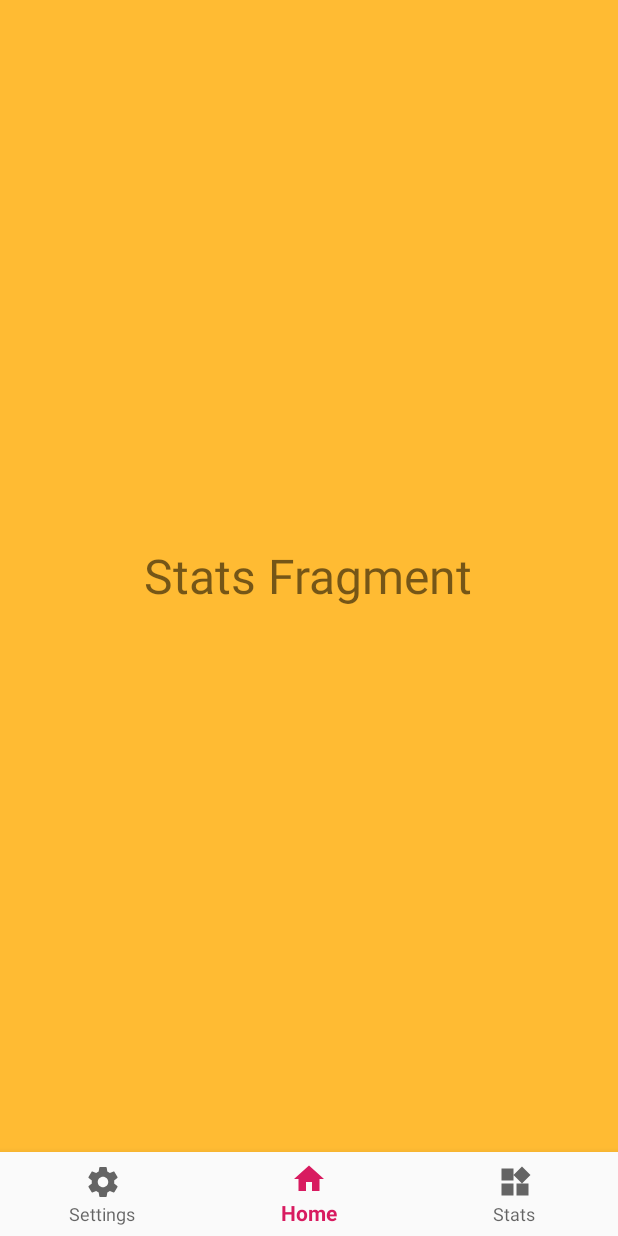
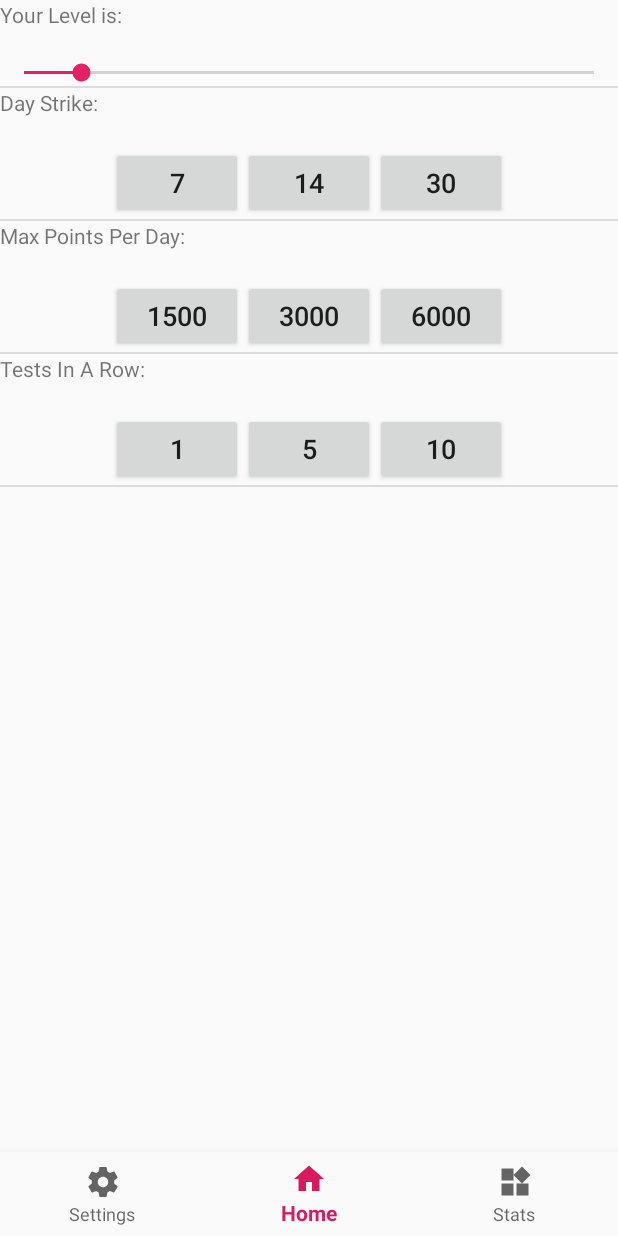
Before and after one commit to gfudim/math-is-fun, an Android app: the fragment StatsFragment placed in its activity, on a phone screen of 412 x 824 dp. Run offline under Robolectric (Android 15) with nearby library versions, the phone set to English and light mode, and no system bars; our stand-ins replace Firebase (no records; nobody signed in at launch, a user with empty details on screens opened directly); libraries missing offline, so code that uses them is left out: io.paperdb; 4 statements that could not run were skipped.

Commit message:
All recent fixes

```diff
--- a/app/src/main/java/com/example/guy/projectapp1/Exercise.java
+++ b/app/src/main/java/com/example/guy/projectapp1/Exercise.java
@@ -26,7 +26,7 @@ public class Exercise {
         String string2= String.valueOf(exercise2.mul1)+String.valueOf(exercise2.mul2)
                 +String.valueOf(exercise2.result());
         for(int i=0; i<string1.length();i++){
-            for(int j=i; j<string2.length();j++){
+            for(int j=0; j<string2.length();j++){
                 if(string1.charAt(i)==string2.charAt(j)){
                     count++;
                 }
--- a/app/src/main/java/com/example/guy/projectapp1/HomeFragment.java
+++ b/app/src/main/java/com/example/guy/projectapp1/HomeFragment.java
@@ -40,7 +40,6 @@ public class HomeFragment extends Fragment {
         startBtn.setOnClickListener(new View.OnClickListener() {
             @Override
             public void onClick(View view) {
-                user.session_type = TRAIN_MODE; // TODO - remove!
                 Intent in;
                 if(user.session_type == SEARCH_MODE){
                     Log.e(TAG,"Starting Search Activity");
--- a/app/src/main/java/com/example/guy/projectapp1/SearchPage.java
+++ b/app/src/main/java/com/example/guy/projectapp1/SearchPage.java
@@ -51,7 +51,7 @@ public class SearchPage extends Utils {
                          if (user.session_type == TRAIN_MODE){
                              searchDoneToast();
                              saveUser(user);
-                             startActivity(new Intent(SearchPage.this, MainActivity.class));
+                             //startActivity(new Intent(SearchPage.this, MainActivity.class));
                              finish();
                          }
                          else{
@@ -88,7 +88,7 @@ public class SearchPage extends Utils {
                 databaseUsers.child(id).setValue(user);
 
                 // summary of exercises -- TODO
-                startActivity(new Intent(SearchPage.this, MainActivity.class));
+                //startActivity(new Intent(SearchPage.this, MainActivity.class));
                 finish();
             }
         }.start();
@@ -114,7 +114,7 @@ public class SearchPage extends Utils {
     @Override
     public void onBackPressed() {
         saveUser(user);
-        startActivity(new Intent(SearchPage.this, MainActivity.class));
+        //startActivity(new Intent(SearchPage.this, MainActivity.class));
         finish();
     }
 }
--- a/app/src/main/java/com/example/guy/projectapp1/StatsFragment.java
+++ b/app/src/main/java/com/example/guy/projectapp1/StatsFragment.java
@@ -7,12 +7,36 @@ import android.support.v4.app.Fragment;
 import android.view.LayoutInflater;
 import android.view.View;
 import android.view.ViewGroup;
+import android.widget.SeekBar;
 
 public class StatsFragment extends Fragment {
 
     @Nullable
     @Override
     public View onCreateView(@NonNull LayoutInflater inflater, @Nullable ViewGroup container, @Nullable Bundle savedInstanceState) {
-        return inflater.inflate(R.layout.fragment_stats,container,false);
+        View view = inflater.inflate(R.layout.fragment_stats,container,false);
+        SeekBar levelBar = (SeekBar)view.findViewById(R.id.levelBar);
+        levelBar.setOnSeekBarChangeListener(new SeekBar.OnSeekBarChangeListener() {
+
+            int originalProgress;
+
+            @Override
+            public void onStopTrackingTouch(SeekBar seekBar) {
+            }
+
+            @Override
+            public void onStartTrackingTouch(SeekBar seekBar) {
+                originalProgress = seekBar.getProgress();
+            }
+
+            @Override
+            public void onProgressChanged(SeekBar seekBar, int arg1, boolean fromUser) {
+                if(fromUser == true){
+                    seekBar.setProgress(originalProgress);
+                }
+            }
+        });
+
+        return view;
     }
 }
--- a/app/src/main/java/com/example/guy/projectapp1/Utils.java
+++ b/app/src/main/java/com/example/guy/projectapp1/Utils.java
@@ -31,7 +31,7 @@ public class Utils extends AppCompatActivity {
     protected static int SEARCH_MODE = 0;
     protected static int TRAIN_MODE = 1;
     protected static User user;
-    protected static long SESSION_MILLI_DURATION = 18000; // 3 minutes - 180000
+    protected static long SESSION_MILLI_DURATION = 180000; // 3 minutes - 180000
     protected static int optional_exercises = 1000;
     final protected static int ENGLISH = 0;
     final protected static int HEBREW = 1;
--- a/app/src/main/res/layout/activity_first_app_page.xml
+++ b/app/src/main/res/layout/activity_first_app_page.xml
@@ -14,6 +14,7 @@
         android:layout_marginTop="176dp"
         android:layout_marginEnd="148dp"
         android:text="Single Mode"
+        android:drawableTop="@drawable/ic_single_mode"
         app:layout_constraintEnd_toEndOf="parent"
         app:layout_constraintHorizontal_bias="1.0"
         app:layout_constraintStart_toStartOf="parent"
@@ -28,10 +29,11 @@
         android:layout_marginEnd="148dp"
         android:layout_marginBottom="8dp"
         android:text="Multi Mode"
+        android:drawableTop="@drawable/ic_multi_mode"
         app:layout_constraintBottom_toBottomOf="parent"
         app:layout_constraintEnd_toEndOf="parent"
-        app:layout_constraintHorizontal_bias="0.958"
+        app:layout_constraintHorizontal_bias="1"
         app:layout_constraintStart_toStartOf="parent"
         app:layout_constraintTop_toBottomOf="@+id/singleBtn"
-        app:layout_constraintVertical_bias="0.058" />
+        app:layout_constraintVertical_bias="0" />
 </android.support.constraint.ConstraintLayout>
--- a/app/src/main/res/layout/fragment_stats.xml
+++ b/app/src/main/res/layout/fragment_stats.xml
@@ -1,13 +1,121 @@
 <?xml version="1.0" encoding="utf-8"?>
 <RelativeLayout xmlns:android="http://schemas.android.com/apk/res/android"
     android:layout_width="match_parent"
-    android:layout_height="match_parent"
-    android:background="@android:color/holo_orange_light">
-    <TextView
-        android:layout_width="wrap_content"
-        android:layout_height="wrap_content"
-        android:text="Stats Fragment"
-        android:textSize="32dp"
-        android:layout_centerInParent="true"/>
+    android:layout_height="match_parent">
+    <LinearLayout
+        android:layout_width="match_parent"
+        android:layout_height="match_parent"
+        android:orientation="vertical">
+        <TextView
+            android:layout_width="match_parent"
+            android:layout_height="39dp"
+            android:text="Your Level is:" />
+        <SeekBar
+            android:id="@+id/levelBar"
+            android:layout_width="match_parent"
+            android:layout_height="wrap_content"
+            android:progress="10"  />
+        <View style="@style/Divider" />
+        <TextView
+            android:layout_width="match_parent"
+            android:layout_height="39dp"
+            android:text="Day Strike:" />
+
+        <LinearLayout
+            android:layout_width="wrap_content"
+            android:layout_height="wrap_content"
+            android:layout_gravity="center"
+            android:orientation="horizontal">
+
+            <Button
+                android:id="@+id/sevenDaysBtn"
+                android:layout_width="wrap_content"
+                android:layout_height="wrap_content"
+                android:text="7"
+                android:textSize="18sp" />
+
+            <Button
+                android:id="@+id/fourteenDaysBtn"
+                android:layout_width="wrap_content"
+                android:layout_height="wrap_content"
+                android:text="14"
+                android:textSize="18sp" />
+            <Button
+                android:id="@+id/thirtyDaysBtn"
+                android:layout_width="wrap_content"
+                android:layout_height="wrap_content"
+                android:text="30"
+                android:textSize="18sp" />
+        </LinearLayout>
+
+        <View style="@style/Divider" />
+        <TextView
+        android:layout_width="match_parent"
+        android:layout_height="39dp"
+        android:text="Max Points Per Day:" />
+
+        <LinearLayout
+            android:layout_width="wrap_content"
+            android:layout_height="wrap_content"
+            android:layout_gravity="center"
+            android:orientation="horizontal">
+
+            <Button
+                android:id="@+id/p1500Btn"
+                android:layout_width="wrap_content"
+                android:layout_height="wrap_content"
+                android:text="1500"
+                android:textSize="18sp" />
+
+            <Button
+                android:id="@+id/p3000Btn"
+                android:layout_width="wrap_content"
+                android:layout_height="wrap_content"
+                android:text="3000"
+                android:textSize="18sp" />
+            <Button
+                android:id="@+id/p6000Btn"
+                android:layout_width="wrap_content"
+                android:layout_height="wrap_content"
+                android:text="6000"
+                android:textSize="18sp" />
+        </LinearLayout>
+
+        <View style="@style/Divider" />
+        <TextView
+            android:layout_width="match_parent"
+            android:layout_height="39dp"
+            android:text="Tests In A Row:" />
+
+        <LinearLayout
+            android:layout_width="wrap_content"
+            android:layout_height="wrap_content"
+            android:layout_gravity="center"
+            android:orientation="horizontal">
+
+            <Button
+                android:id="@+id/c1Btn"
+                android:layout_width="wrap_content"
+                android:layout_height="wrap_content"
+                android:text="1"
+                android:textSize="18sp" />
+
+            <Button
+                android:id="@+id/c5Btn"
+                android:layout_width="wrap_content"
+                android:layout_height="wrap_content"
+                android:text="5"
+                android:textSize="18sp" />
+            <Button
+                android:id="@+id/c10Btn"
+                android:layout_width="wrap_content"
+                android:layout_height="wrap_content"
+                android:text="10"
+                android:textSize="18sp" />
+        </LinearLayout>
+
+        <View style="@style/Divider" />
+
+    </LinearLayout>
 
 </RelativeLayout>
```
Also changed, not shown: app/src/main/java/com/example/guy/projectapp1/TrainPage.java (+8 -8 lines), app/src/main/java/com/example/guy/projectapp1/User.java (+42 -10 lines), app/src/main/res/layout/fragment_settings.xml (+6 -2 lines).
